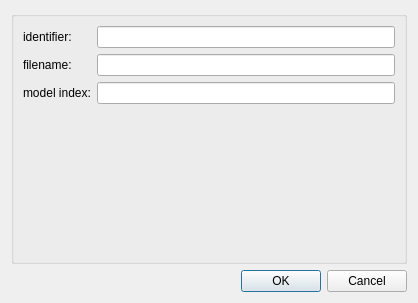
First picture: the form in mapclientplugins/loadvrmlstep/qt/configuredialog.ui, repository mapclient-plugins/loadvrmlstep, before the edit.
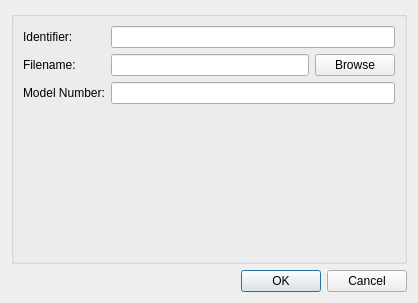
Second picture: the form after the edit.

Commit message: added file browser dialog for config

The edit to the form file:
```diff
--- a/mapclientplugins/loadvrmlstep/qt/configuredialog.ui
+++ b/mapclientplugins/loadvrmlstep/qt/configuredialog.ui
@@ -26,7 +26,7 @@
       <item row="0" column="0">
        <widget class="QLabel" name="label0">
         <property name="text">
-         <string>identifier:  </string>
+         <string>Identifier:  </string>
         </property>
        </widget>
       </item>
@@ -36,23 +36,40 @@
       <item row="1" column="0">
        <widget class="QLabel" name="label1">
         <property name="text">
-         <string>filename:  </string>
+         <string>Filename:  </string>
         </property>
        </widget>
       </item>
-      <item row="1" column="1">
-       <widget class="QLineEdit" name="lineEdit1"/>
-      </item>
-      <item row="2" column="1">
-       <widget class="QLineEdit" name="lineEdit2"/>
-      </item>
       <item row="2" column="0">
        <widget class="QLabel" name="label2">
         <property name="text">
-         <string>model index:</string>
+         <string>Model Number:</string>
         </property>
        </widget>
       </item>
+      <item row="2" column="1">
+       <widget class="QLineEdit" name="modelIndexLineEdit"/>
+      </item>
+      <item row="1" column="1">
+       <layout class="QHBoxLayout" name="horizontalLayout_2">
+        <item>
+         <widget class="QLineEdit" name="filenameLineEdit"/>
+        </item>
+        <item>
+         <widget class="QPushButton" name="filenamePushButton">
+          <property name="text">
+           <string>Browse</string>
+          </property>
+          <property name="default">
+           <bool>false</bool>
+          </property>
+          <property name="flat">
+           <bool>false</bool>
+          </property>
+         </widget>
+        </item>
+       </layout>
+      </item>
      </layout>
     </widget>
    </item>
```
Left out of the diff: 45 changed lines with no effect on the pictures. The commit also changes 2 other files.
